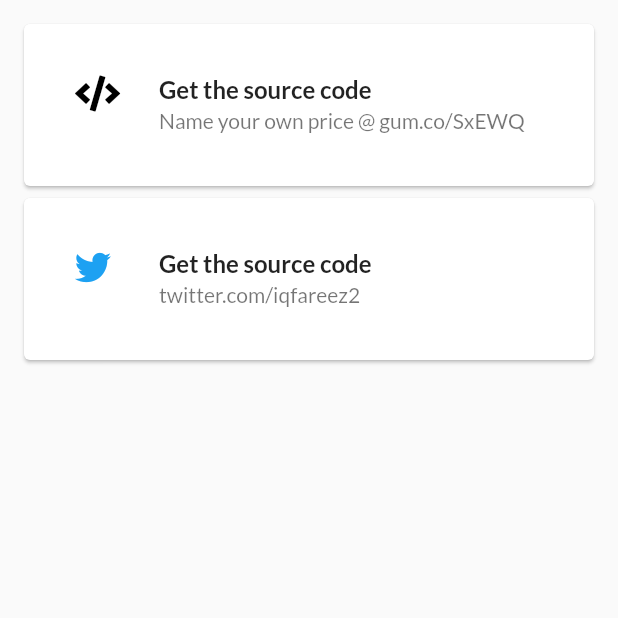
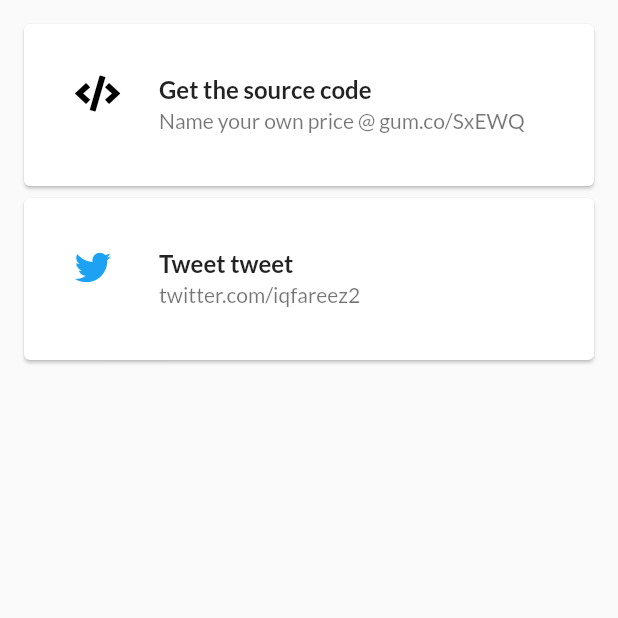
Before and after one commit to iqfareez/smarthome_ui, a Flutter app: the screen it shows after launch, item 4 of the bottom bar chosen, on a phone screen of 412 x 824 dp, the top half of it. Run offline on Flutter 3.47's test engine with Material 2 defaults, Android fonts, the phone set to English and light mode, and no system bars; our stand-ins replace flutter_svg, font_awesome_flutter, google_fonts; missing offline and left inert: flutter_circular_slider.

Commit message:
:rocket: Update release 1.0.1+2

```diff
--- a/lib/screens/setting_page.dart
+++ b/lib/screens/setting_page.dart
@@ -40,7 +40,7 @@ class SettingPage extends StatelessWidget {
                         color: Color(0xFF1DA1F2),
                       ),
                       title: Text(
-                        'Get the source code',
+                        'Tweet tweet',
                         style: TextStyle(fontWeight: FontWeight.bold),
                       ),
                       subtitle: Text('twitter.com/iqfareez2'),
```
Also changed, not shown: pubspec.lock, 2 other files.
